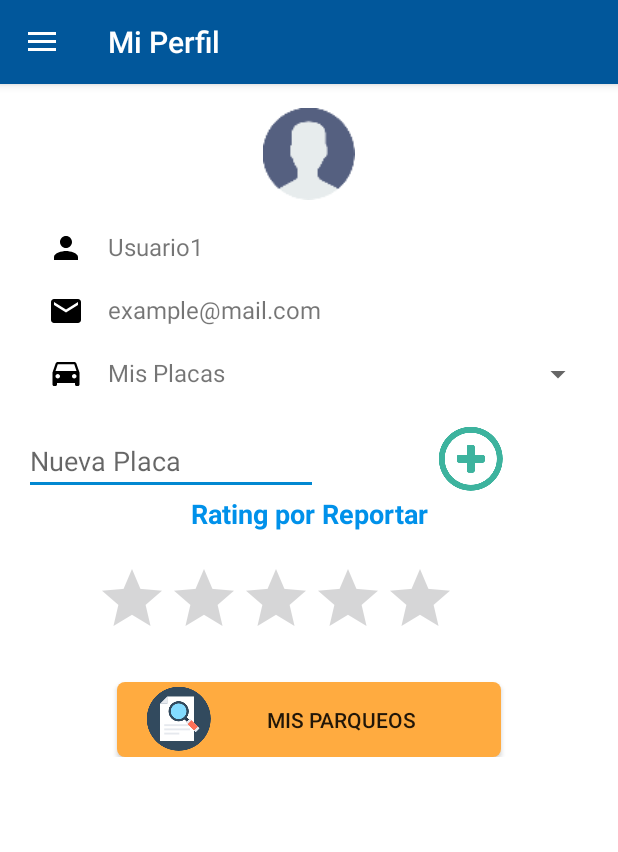
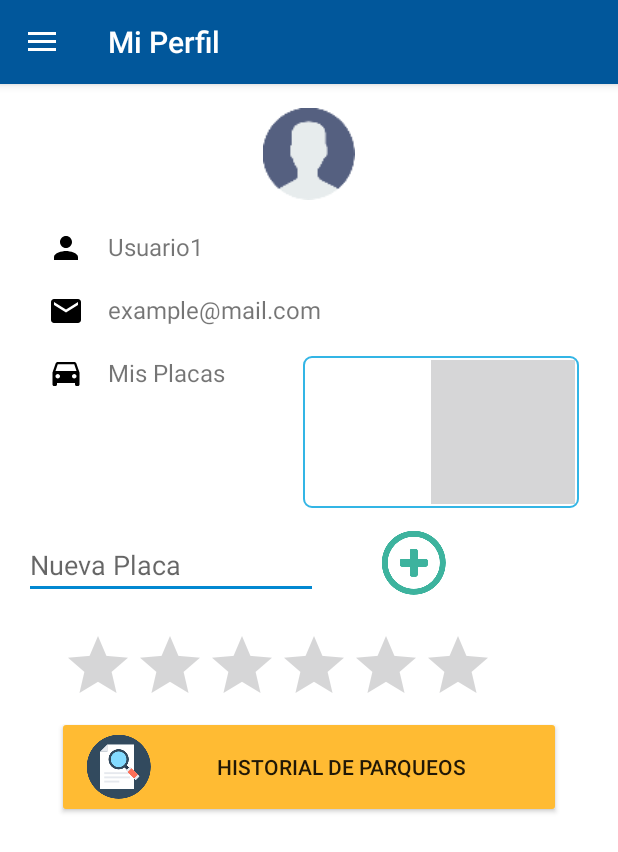
Before and after one commit to astrophoenix/parkea, an Android app: the PrincipalActivity screen opened directly, with no data from a screen before it, on a phone screen of 412 x 824 dp. Shown: the top 852 px of the screen. Run offline under Robolectric (Android 15) with nearby library versions, the phone set to English and light mode, and no system bars; libraries missing offline, so code that uses them is left out: com.beardedhen.androidbootstrap, com.redmadrobot.inputmask; 6 statements that could not run were skipped.

Commit message:
Avances Validación Placa, Validación Usuario Fuera del Area, Configuración Horario Servidor, Disenio

```diff
--- a/app/Parkea/app/src/main/java/amycorp/parkea/models/Global.java
+++ b/app/Parkea/app/src/main/java/amycorp/parkea/models/Global.java
@@ -1,11 +1,13 @@
 package amycorp.parkea.models;
 
-/**
- * Created by astrophoenix on 1/1/17.
- */
 
-public final class Global {
+public final class Global
+{
     public static Integer usuario_id = 0;
     public static String usuario_correo = "";
+    public static Double latitud = Double.valueOf(0);
+    public static Double longitud = Double.valueOf(0);
+    public static Boolean en_area = false;
+
 
 }
--- a/app/Parkea/app/src/main/res/drawable/custom_spinner_background.xml
+++ b/app/Parkea/app/src/main/res/drawable/custom_spinner_background.xml
@@ -12,7 +12,7 @@
                         android:type="linear" />
 
                     <stroke android:width="1dp"
-                        android:color="@color/colorPrimary" />
+                        android:color="@android:color/holo_blue_light" />
 
                     <corners android:radius="5dp" />
 
--- a/app/Parkea/app/src/main/res/layout/content_principal.xml
+++ b/app/Parkea/app/src/main/res/layout/content_principal.xml
@@ -15,15 +15,15 @@
     android:background="@android:color/white">
 
     <LinearLayout
-        android:orientation="vertical"
         android:layout_width="match_parent"
         android:layout_height="wrap_content"
         android:background="@android:color/white"
-        android:layout_alignParentStart="true"
+        android:paddingBottom="45dp"
+        android:weightSum="1"
+        android:orientation="vertical"
         android:baselineAligned="false"
         android:layout_alignParentTop="true"
-        android:paddingBottom="45dp"
-        android:weightSum="1">
+        android:layout_alignParentStart="true">
 
         <ImageView
             android:layout_width="match_parent"
@@ -91,39 +91,39 @@
 
             <TextView
                 android:text="Mis Placas"
-                android:layout_width="match_parent"
+                android:layout_width="120dp"
                 android:layout_height="wrap_content"
                 android:id="@+id/textView7"
                 android:paddingBottom="20dp"
-                android:layout_weight="1"
                 android:textSize="@dimen/abc_action_bar_icon_vertical_padding_material" />
 
             <Spinner
                 android:layout_width="match_parent"
                 android:layout_height="wrap_content"
                 android:id="@+id/spn_placas"
-                android:paddingBottom="20dp"
-                android:layout_weight="1" />
+                style="@style/spinner_style" />
         </LinearLayout>
 
         <LinearLayout
             android:orientation="horizontal"
             android:layout_width="match_parent"
-            android:layout_height="wrap_content"
+            android:layout_height="51dp"
             android:baselineAligned="false"
-            android:paddingTop="5dp">
+            android:paddingTop="5dp"
+            android:layout_weight="0.05"
+            android:layout_marginBottom="20dp">
 
             <EditText
                 android:layout_width="196dp"
-                android:layout_height="wrap_content"
                 android:inputType="textPersonName"
                 android:ems="10"
                 android:id="@+id/txt_placa"
-                android:hint="Nueva Placa" />
+                android:hint="Nueva Placa"
+                android:layout_height="wrap_content" />
 
             <Button
-                android:layout_width="match_parent"
-                android:layout_height="match_parent"
+                android:layout_width="wrap_content"
+                android:layout_height="48dp"
                 android:background="@android:color/transparent"
                 android:drawableTop="@drawable/signs"
                 android:id="@+id/btnAgregarPlaca"
@@ -132,48 +132,36 @@
 
         </LinearLayout>
 
-        <TextView
-            android:text="Rating por Reportar"
-            android:layout_width="match_parent"
-            android:layout_height="match_parent"
-            android:id="@+id/textView10"
-            android:textSize="18sp"
-            android:textStyle="normal|bold"
-            android:textColor="@color/colorPrimaryDark"
-            android:textAlignment="center"
-            android:layout_marginBottom="5dp"
-            android:layout_weight="0.09"
-            android:paddingBottom="10dp" />
-
         <RatingBar
             android:layout_width="wrap_content"
-            android:layout_height="match_parent"
+            android:layout_height="42dp"
             android:id="@+id/rtb_reportar"
-            android:numStars="5"
+            android:numStars="6"
             android:stepSize="0.1"
             android:isIndicator="true"
             android:clickable="true"
-            android:layout_marginLeft="48dp"
             android:progressBackgroundTint="@color/bootstrap_brand_danger"
             app:backgroundTint="@color/bootstrap_brand_danger"
-            android:layout_marginTop="5dp" />
+            android:layout_marginLeft="25dp"
+            android:layout_marginRight="20dp"
+            android:layout_marginBottom="15dp" />
 
         <Button
             android:layout_width="match_parent"
-            android:layout_height="match_parent"
+            android:layout_height="68dp"
             android:id="@+id/bntHistorialParqueos"
             android:drawableLeft="@drawable/search"
-            android:layout_marginLeft="62dp"
-            android:text="Mis Parqueos"
-            android:layout_marginRight="62dp"
-            android:background="@drawable/bordes_redondeados"
-            android:layout_marginTop="22dp"
+            android:text="Historial de Parqueos"
+            android:theme="@style/style_button_guardar_usuario"
             android:textIsSelectable="false"
             android:scaleType="fitXY"
             android:paddingLeft="20dp"
             android:paddingRight="20dp"
             android:cursorVisible="true"
-            android:autoText="false" />
+            android:autoText="false"
+            android:layout_marginBottom="46dp"
+            android:layout_marginLeft="22dp"
+            android:layout_marginRight="22dp" />
 
     </LinearLayout>
 
--- a/app/Parkea/app/src/main/res/layout/nav_header_principal.xml
+++ b/app/Parkea/app/src/main/res/layout/nav_header_principal.xml
@@ -3,7 +3,7 @@
     xmlns:app="http://schemas.android.com/apk/res-auto"
     android:layout_width="match_parent"
     android:layout_height="@dimen/nav_header_height"
-    android:background="@color/bootstrap_brand_primary"
+    android:background="@drawable/nav_header_parkea"
     android:gravity="bottom"
     android:orientation="vertical"
     android:paddingBottom="@dimen/activity_vertical_margin"
--- a/app/Parkea/app/src/main/res/values/colors.xml
+++ b/app/Parkea/app/src/main/res/values/colors.xml
@@ -4,4 +4,10 @@
     <color name="colorPrimaryDark">#0091ea</color>
     <color name="colorAccent">#0288d1</color>
     <color name="title">#222222</color>
+
+    <!--<color name="button_pressed">#ff8a00</color>-->
+    <color name="button_pressed">#000000</color>
+    <color name="button_focused">#ff8a00</color>
+    <!--<color name="button_default">#1c76bb</color>-->
+
 </resources>
--- a/app/Parkea/app/src/main/res/values/styles.xml
+++ b/app/Parkea/app/src/main/res/values/styles.xml
@@ -25,7 +25,24 @@
         <item name="android:paddingLeft">8dp</item>
         <item name="android:paddingTop">5dp</item>
         <item name="android:paddingBottom">5dp</item>
-        <item name="android:textColor">@color/title</item>
     </style>
 
+    <style name="style_button_registrarse">
+        <item name="colorControlHighlight">#cececf</item>
+        <item name="colorButtonNormal">@android:color/holo_red_light</item>
+    </style>
+
+    <style name="style_button_login">
+        <item name="colorControlHighlight">#cececf</item>
+        <item name="colorButtonNormal">@color/colorPrimary</item>
+    </style>
+
+    <style name="style_button_guardar_usuario">
+        <item name="colorControlHighlight">#cececf</item>
+        <item name="colorButtonNormal">@android:color/holo_orange_light</item>
+    </style>
+
+
+
+
 </resources>
```
Also changed, not shown: app/Parkea/app/src/main/java/amycorp/parkea/Adapters/ParqueoPersonaAdaptador.java (+10 -5 lines), app/Parkea/app/src/main/java/amycorp/parkea/PrincipalActivity.java (+37 -11 lines), app/Parkea/app/src/main/java/amycorp/parkea/RegistrarUsuario.java (+7 -1 lines), app/Parkea/app/src/main/java/amycorp/parkea/fragments/RegistrarFragment.java (+11 -15 lines), app/Parkea/app/src/main/java/amycorp/parkea/services/DemonioGeo.java (+11 -10 lines), app/Parkea/app/src/main/res/drawable/custom_button_background.xml (added, +8 -0 lines), app/Parkea/app/src/main/res/layout/activity_login.xml (+33 -29 lines), app/Parkea/app/src/main/res/layout/content_registrar_usuario.xml (+18 -16 lines), app/Parkea/app/src/main/res/drawable-xxhdpi/background_login.jpg (added), app/Parkea/app/src/main/res/drawable-xxhdpi/nav_header_parkea.jpg (added), 4 other files.
